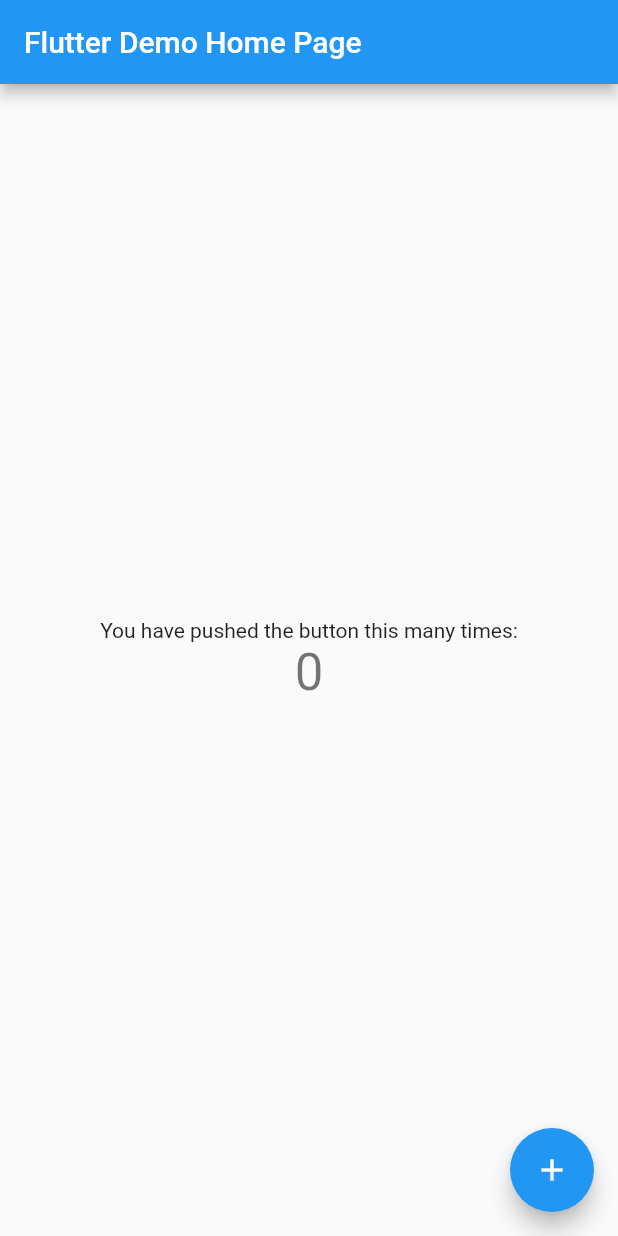
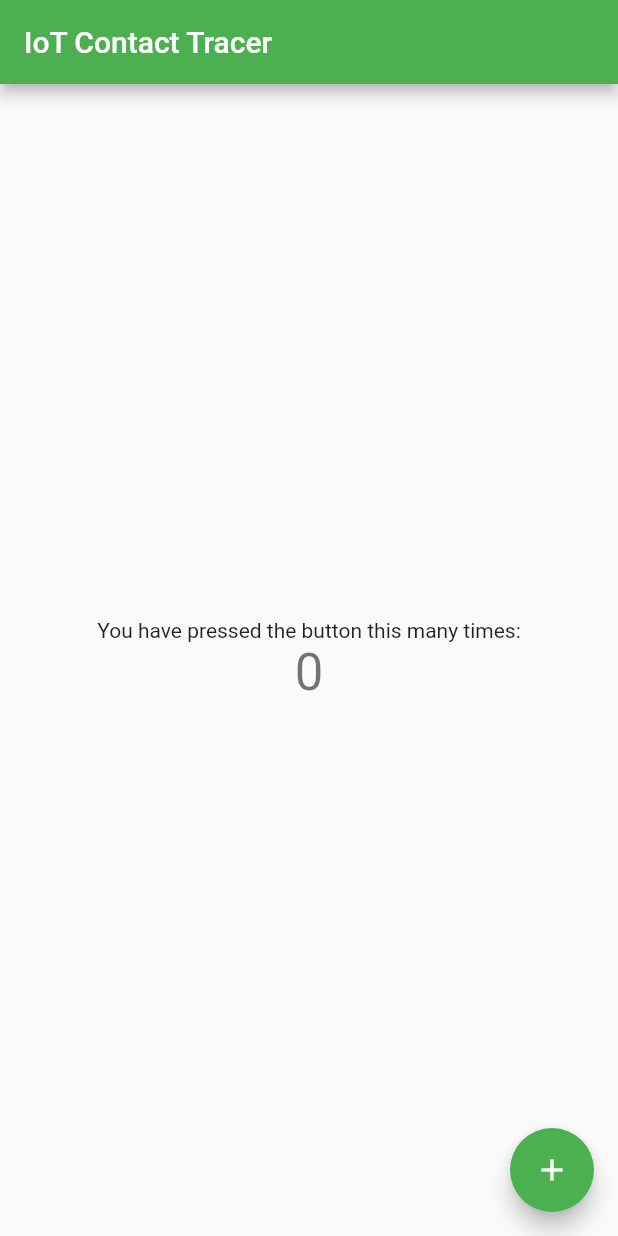
Before and after one commit to fwcd/iot-contact-tracer, a Flutter app: the screen it shows after launch, on a phone screen of 412 x 824 dp. Run offline on Flutter 3.47's test engine with Material 2 defaults, Android fonts, the light colour scheme and no system bars.

Commit message:
Play around with the Hello World app

```diff
--- a/mobile-client/contact_tracer/lib/main.dart
+++ b/mobile-client/contact_tracer/lib/main.dart
@@ -20,13 +20,13 @@
                 // or simply save your changes to "hot reload" in a Flutter IDE).
                 // Notice that the counter didn't reset back to zero; the application
                 // is not restarted.
-                primarySwatch: Colors.blue,
+                primarySwatch: Colors.green,
                 // This makes the visual density adapt to the platform that you run
                 // the app on. For desktop platforms, the controls will be smaller and
                 // closer together (more dense) than on mobile platforms.
                 visualDensity: VisualDensity.adaptivePlatformDensity,
             ),
-            home: MyHomePage(title: 'Flutter Demo Home Page'),
+            home: MyHomePage(title: 'IoT Contact Tracer'),
         );
     }
 }
@@ -98,7 +98,7 @@
                     mainAxisAlignment: MainAxisAlignment.center,
                     children: <Widget>[
                         Text(
-                            'You have pushed the button this many times:',
+                            'You have pressed the button this many times:',
                         ),
                         Text(
                             '$_counter',
```
